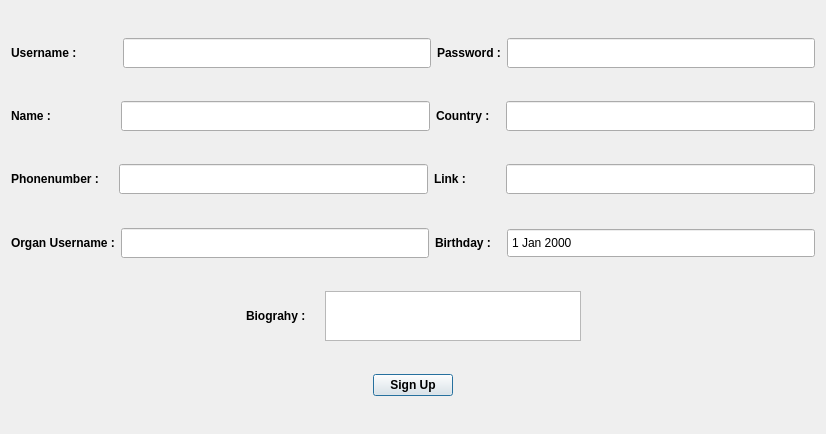
amirhosseinbt/FinalProject_AP, file FinalProject/Tweeterak/p_signup.ui: the form before one commit.
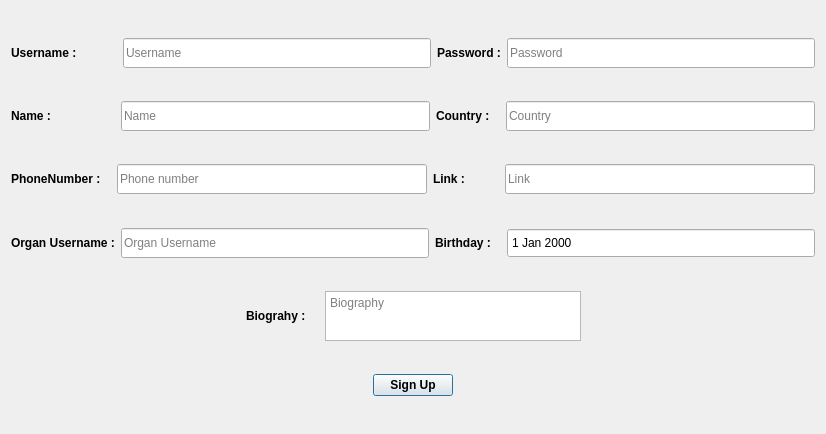
The form after the commit.

The edit to the form file:
```diff
--- a/FinalProject/Tweeterak/p_signup.ui
+++ b/FinalProject/Tweeterak/p_signup.ui
@@ -61,6 +61,9 @@
          <height>30</height>
         </size>
        </property>
+       <property name="placeholderText">
+        <string>Username</string>
+       </property>
       </widget>
      </item>
      <item>
@@ -98,6 +101,9 @@
        <property name="echoMode">
         <enum>QLineEdit::Password</enum>
        </property>
+       <property name="placeholderText">
+        <string>Password</string>
+       </property>
       </widget>
      </item>
     </layout>
@@ -149,6 +155,9 @@
          <height>30</height>
         </size>
        </property>
+       <property name="placeholderText">
+        <string>Name</string>
+       </property>
       </widget>
      </item>
      <item>
@@ -183,6 +192,9 @@
          <height>30</height>
         </size>
        </property>
+       <property name="placeholderText">
+        <string>Country</string>
+       </property>
       </widget>
      </item>
     </layout>
@@ -216,7 +228,7 @@
         </font>
        </property>
        <property name="text">
-        <string>Phonenumber :    </string>
+        <string>PhoneNumber :   </string>
        </property>
       </widget>
      </item>
@@ -234,6 +246,9 @@
          <height>30</height>
         </size>
        </property>
+       <property name="placeholderText">
+        <string>Phone number</string>
+       </property>
       </widget>
      </item>
      <item>
@@ -268,6 +283,9 @@
          <height>30</height>
         </size>
        </property>
+       <property name="placeholderText">
+        <string>Link</string>
+       </property>
       </widget>
      </item>
     </layout>
@@ -319,6 +337,9 @@
          <height>30</height>
         </size>
        </property>
+       <property name="placeholderText">
+        <string>Organ Username</string>
+       </property>
       </widget>
      </item>
      <item>
@@ -420,6 +441,9 @@
          <height>50</height>
         </size>
        </property>
+       <property name="placeholderText">
+        <string>Biography</string>
+       </property>
       </widget>
      </item>
      <item>
```
